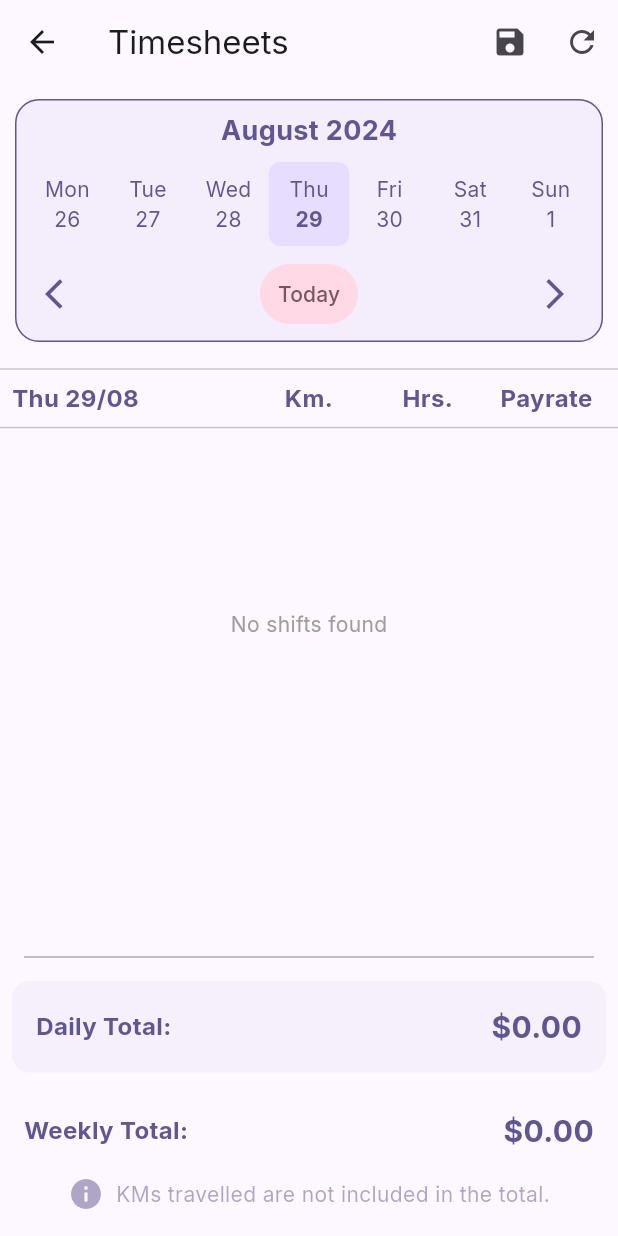
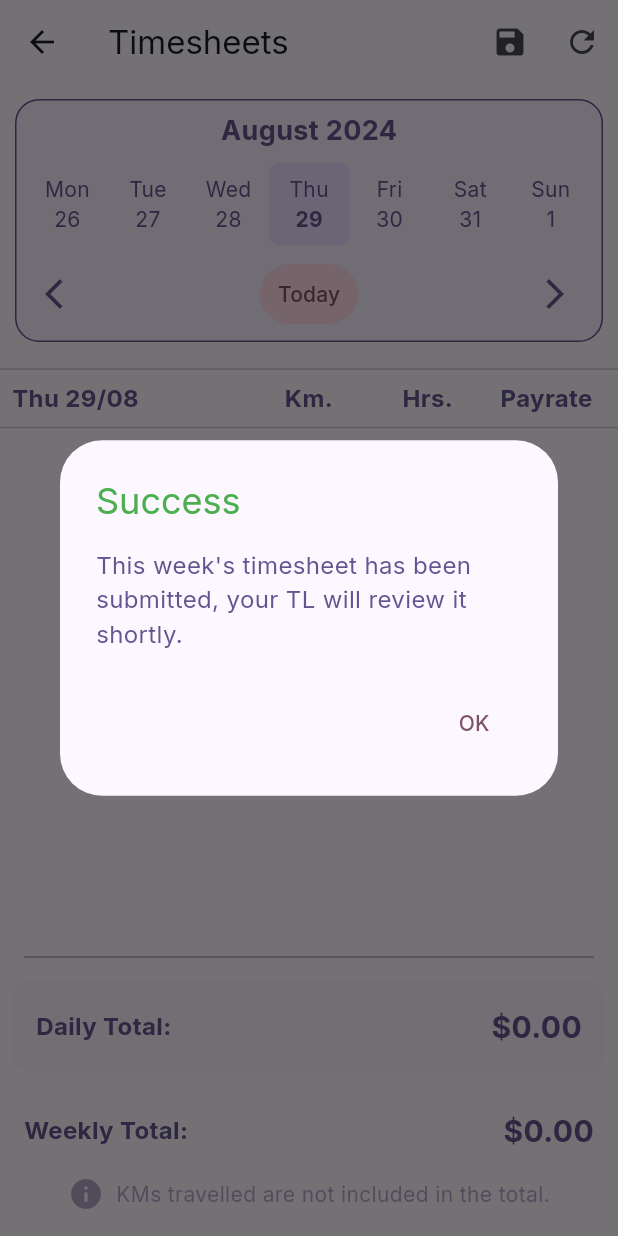
Before and after one commit to MOSTechGlobal/m_worker, a Flutter app: the Timesheets screen opened by its route, after a tap on the "save" icon, on a phone screen of 412 x 824 dp. Run offline on Flutter 3.47's test engine with Material 3 defaults, Android fonts, the phone set to English and light mode, and no system bars; our stand-ins replace audioplayers, bloc, file_picker, firebase_auth, firebase_core, firebase_messaging and 10 more; missing offline and left inert: alarm, s3_storage; accounts and stored records are empty; network calls fail.

Commit message:
feat: implemented timesheet submission and status display
Added functionality for submitting timesheets and displaying their status.
- Implemented timesheet submission with status updates.

- Added visual indicators for Team Leader (TL) and Resource Manager (RM) statuses on the calendar view.
- Updated the UI to reflect the submitted status.
- Improved error handling and user feedback during submission.
- Refactored code for better readability and maintainability.

```diff
--- a/lib/components/timesheet/calendar_view.dart
+++ b/lib/components/timesheet/calendar_view.dart
@@ -1,16 +1,18 @@
 import 'package:flutter/material.dart';
 import 'package:intl/intl.dart';
+
+import '../../utils/timesheet/color_for_status.dart';
 
 class WeeklyCalendarView extends StatefulWidget {
   final void Function(DateTime selectedDate) onDateSelected;
   final ColorScheme colorScheme;
-  final Map<DateTime, String> shiftStatuses; // Add this parameter
+  final Map<DateTime, Map<String, String>> shiftStatuses;
 
   const WeeklyCalendarView({
     Key? key,
     required this.onDateSelected,
     required this.colorScheme,
-    required this.shiftStatuses, // Add this parameter
+    required this.shiftStatuses,
   }) : super(key: key);
 
   @override
@@ -50,7 +52,8 @@ class _WeeklyCalendarViewState extends State<WeeklyCalendarView> {
       final isToday = day.day == DateTime.now().day &&
           day.month == DateTime.now().month &&
           day.year == DateTime.now().year;
-      final status = widget.shiftStatuses[day];
+      final statuses =
+          widget.shiftStatuses[DateTime(day.year, day.month, day.day)];
 
       weekDays.add(
         Expanded(
@@ -63,9 +66,7 @@ class _WeeklyCalendarViewState extends State<WeeklyCalendarView> {
                         day.month == _currentDate.month &&
                         day.year == _currentDate.year
                     ? widget.colorScheme.primaryContainer
-                    : day.day == DateTime.now().day &&
-                            day.month == DateTime.now().month &&
-                            day.year == DateTime.now().year
+                    : isToday
                         ? widget.colorScheme.tertiaryContainer.withOpacity(0.5)
                         : null,
                 borderRadius: BorderRadius.circular(8),
@@ -88,26 +89,25 @@ class _WeeklyCalendarViewState extends State<WeeklyCalendarView> {
                           : FontWeight.normal,
                     ),
                   ),
-                  if (status == 'U')
-                    Container(
-                      margin: const EdgeInsets.only(top: 4),
-                      width: 8,
-                      height: 8,
-                      decoration: const BoxDecoration(
-                        color: Colors.red,
-                        shape: BoxShape.circle,
-                      ),
+                  if (statuses != null) ...[
+                    const SizedBox(height: 8),
+                    Row(
+                      mainAxisAlignment: MainAxisAlignment.center,
+                      children: [
+                        for (final status in statuses.entries)
+                          Container(
+                            height: 5,
+                            width: 10,
+                            margin: const EdgeInsets.only(right: 4),
+                            padding: const EdgeInsets.all(4.0),
+                            decoration: BoxDecoration(
+                              color: getColor(status.value),
+                              borderRadius: BorderRadius.circular(4),
+                            ),
+                          ),
+                      ],
                     )
-                  else if (status == 'P')
-                    Container(
-                      margin: const EdgeInsets.only(top: 4),
-                      width: 8,
-                      height: 8,
-                      decoration: const BoxDecoration(
-                        color: Colors.green,
-                        shape: BoxShape.circle,
-                      ),
-                    ),
+                  ],
                 ],
               ),
             ),
--- a/lib/pages/timesheets.dart
+++ b/lib/pages/timesheets.dart
@@ -20,7 +20,7 @@ class _TimesheetsState extends State<Timesheets> {
   DateTime selectedDate = DateTime.now();
   bool _isLoading = false;
   List<Map<String, dynamic>> shifts = [];
-  Map<DateTime, String> shiftStatuses = {};
+  Map<DateTime, Map<String, String>> shiftStatuses = {};
 
   bool isEditMode = false;
   int? editingShiftIndex;
@@ -71,11 +71,31 @@ class _TimesheetsState extends State<Timesheets> {
       if (res['success']) {
         setState(() {
           shifts = List<Map<String, dynamic>>.from(res['data']);
-          shiftStatuses = {
-            for (var shift in res['data'])
-              DateFormat('yyyy-MM-dd').parse(shift['ShiftStartDate']):
-                  shift['TlStatus']
+          for (var shift in res['data']) {
+            DateTime shiftDate = DateFormat('yyyy-MM-dd')
+                .parse(shift['ShiftStartDate'], true)
+                .toLocal();
+
+            // Normalize the date to ensure consistent comparisons (setting time to 00:00:00)
+            shiftDate =
+                DateTime(shiftDate.year, shiftDate.month, shiftDate.day);
+
+            if (!shiftStatuses.containsKey(shiftDate)) {
+              shiftStatuses[shiftDate] = {
+                'TlStatus': shift['TlStatus'],
+                'RmStatus': shift['RmStatus'],
               };
+            } else {
+              var existingStatuses = shiftStatuses[shiftDate];
+              if (shift['TlStatus'] != existingStatuses?['TlStatus']) {
+                existingStatuses?['TlStatus'] = shift['TlStatus'];
+              }
+              if (shift['RmStatus'] != existingStatuses?['RmStatus']) {
+                existingStatuses?['RmStatus'] = shift['RmStatus'];
+              }
+            }
+          }
+
           _initializeControllers();
         });
       } else {
@@ -167,6 +187,8 @@ class _TimesheetsState extends State<Timesheets> {
     setState(() {
       selectedDate = date;
     });
+
+    _fetchShifts();
   }
 
   void _onHoursChanged(String value, int index) {
@@ -214,54 +236,94 @@ class _TimesheetsState extends State<Timesheets> {
       }
     } catch (e) {
       log('Error saving shift data: $e');
+    } finally {
+      _fetchShifts();
     }
   }
 
-  // todo pending implementation week wise and thus indicate the calender
-  Future<void> _submitBtn(int shiftIndex) async {
+  // todo indicate the calender
+  Future<void> _submitBtn() async {
+    int count = 0;
+    List errors = [];
+    final weekStart = getWeekStart(selectedDate);
+    final weekEnd = weekStart.add(const Duration(days: 6));
+
+    final weekShifts = shifts.where((shift) {
+      final shiftDate = DateTime.parse(shift['ShiftStartDate']);
+      return shiftDate.isAfter(weekStart.subtract(const Duration(days: 1))) &&
+          shiftDate.isBefore(weekEnd.add(const Duration(days: 1)));
+    }).toList();
+
+    for (var shift in weekShifts) {
       try {
         final email = await Prefs.getEmail();
         final updatedBy = email ?? 'Unknown User';
         final updateTime = DateTime.now().toIso8601String();
 
-      final shift = shifts[shiftIndex];
         final data = {
           "TsId": shift['TsId'],
           "ShiftId": shift['ShiftId'],
-        "ServiceCode": shift['ServiceCode'],
-        "ClientId": shift['ClientId'],
-        "TlId": shift['TlId'],
-        "TlRemarks": shift['TlRemarks'],
-        "TlStatus": "P",
-        "RmId": shift['RmId'],
-        "RmRemarks": shift['RmRemarks'],
-        "RmStatus": "P",
-        "WorkerRemarks": shift['WorkerRemarks'],
-        "ShiftStartDate": shift['ShiftStartDate'],
-        "ShiftEndDate": shift['ShiftEndDate'],
-        "ExtendedMinutes": shift['ExtendedMinutes'],
-        "ShiftHrs": _hrControllers[shiftIndex]?.text ?? '0',
-        "Km": _kmControllers[shiftIndex]?.text ?? '0',
-        "PayRate": shift['PayRate'],
-        "ChargeRate": shift['ChargeRate'],
-        "RecStatus": shift['RecStatus'],
           "UpdateBy": updatedBy,
           "UpdateTime": updateTime,
         };
 
         log('Saving shift data: $data');
 
-      final res = await Api.put('updateTimesheetDetailData', data);
+        final res = await Api.put('submitTimesheetDetailsWorkerSide', data);
 
         if (res['success']) {
           log('Shift data updated successfully');
-        // Show a success message or update the UI as needed
+          // todo notify the users
+          count++;
         } else {
           log('Error updating shift data: ${res['message']}');
-        // Handle the error appropriately
+          errors.add({shift['ShiftId']: res['message']});
         }
       } catch (e) {
         log('Error saving shift data: $e');
+      } finally {
+        _fetchShifts();
+      }
+    }
+    if (count == weekShifts.length) {
+      showDialog(
+          context: context,
+          builder: (context) {
+            return AlertDialog(
+              title:
+                  const Text('Success', style: TextStyle(color: Colors.green)),
+              content: Text(
+                  'This week\'s timesheet has been submitted, your TL will review it shortly.',
+                  style: TextStyle(
+                      color: Theme.of(context).colorScheme.primary,
+                      fontSize: 16)),
+              actions: [
+                TextButton(
+                  onPressed: () {
+                    Navigator.pop(context);
+                  },
+                  child: Text('OK',
+                      style: TextStyle(
+                          color: Theme.of(context).colorScheme.tertiary)),
+                ),
+              ],
+            );
+          });
+    } else {
+      final snackBar = SnackBar(
+        content: Text('Error saving shift data, please try again later',
+            style: TextStyle(
+                color: Theme.of(context).colorScheme.onErrorContainer)),
+        duration: const Duration(seconds: 5),
+        shape: RoundedRectangleBorder(
+          borderRadius: BorderRadius.circular(8),
+        ),
+        backgroundColor: Theme.of(context).colorScheme.errorContainer,
+        dismissDirection: DismissDirection.horizontal,
+        showCloseIcon: true,
+        closeIconColor: Theme.of(context).colorScheme.error,
+      );
+      ScaffoldMessenger.of(context).showSnackBar(snackBar);
     }
   }
 
@@ -292,11 +354,7 @@ class _TimesheetsState extends State<Timesheets> {
               // submit button
               IconButton(
                 icon: const Icon(Icons.save),
-                onPressed: () {
-                  for (int i = 0; i < shifts.length; i++) {
-                    _submitBtn(i);
-                  }
-                },
+                onPressed: _submitBtn,
               ),
               IconButton(
                 icon: const Icon(Icons.refresh),
@@ -315,11 +373,7 @@ class _TimesheetsState extends State<Timesheets> {
                         Padding(
                           padding: const EdgeInsets.all(2.0),
                           child: WeeklyCalendarView(
-                            onDateSelected: (date) {
-                              setState(() {
-                                selectedDate = date;
-                              });
-                            },
+                            onDateSelected: _onDateSelected,
                             colorScheme: colorScheme,
                             shiftStatuses: shiftStatuses,
                           ),
--- a/lib/utils/api.dart
+++ b/lib/utils/api.dart
@@ -21,6 +21,7 @@ class Api {
     try {
       final email = await Prefs.getEmail();
       final password = await Prefs.getPassword();
+      log('Refreshing token for $email');
       if (email != null && password != null) {
         var credentials;
         try {
```
Also changed, not shown: lib/utils/timesheet/color_for_status.dart (added, +15 -0 lines). Lines whose indentation alone changed are shown as unchanged.
